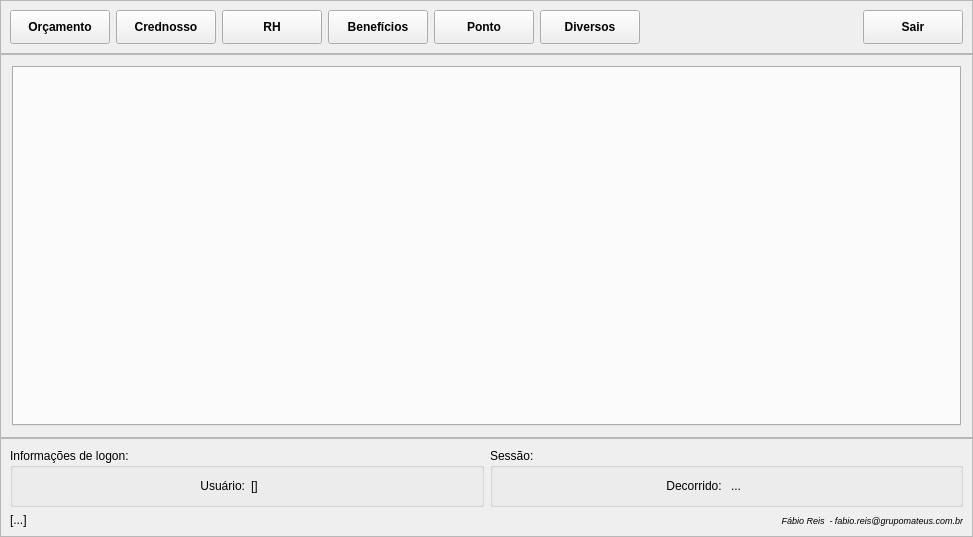
Qt form principal.ui (fallomermo/SeverinoToolKit) before a commit.
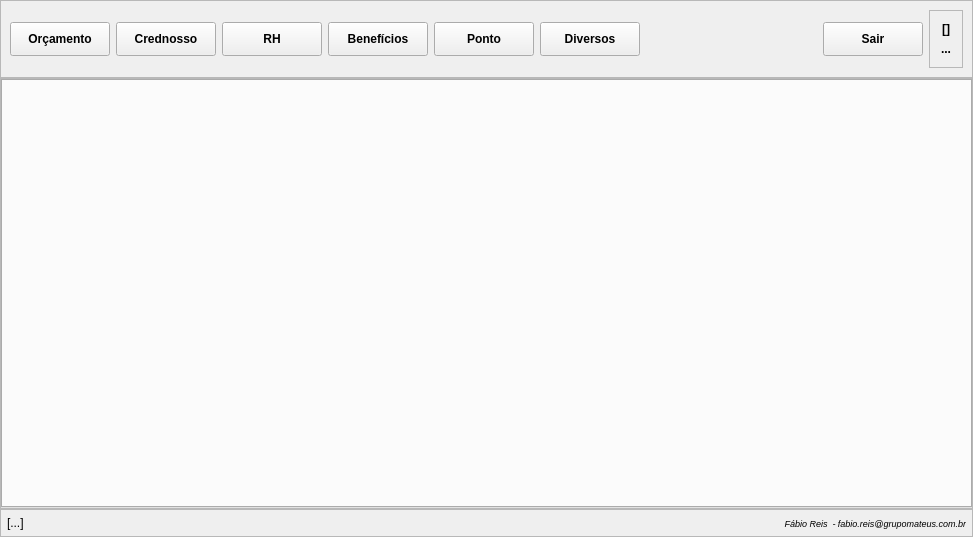
The same form after that commit. Icons and pictures are not drawn.

What changed in the file:
```diff
--- a/principal.ui
+++ b/principal.ui
@@ -262,6 +262,44 @@
         </property>
        </widget>
       </item>
+      <item>
+       <widget class="QFrame" name="frame">
+        <property name="frameShape">
+         <enum>QFrame::StyledPanel</enum>
+        </property>
+        <property name="frameShadow">
+         <enum>QFrame::Raised</enum>
+        </property>
+        <layout class="QVBoxLayout" name="verticalLayout_2">
+         <item>
+          <widget class="QLabel" name="campoUsuario">
+           <property name="font">
+            <font/>
+           </property>
+           <property name="text">
+            <string>[]</string>
+           </property>
+           <property name="alignment">
+            <set>Qt::AlignCenter</set>
+           </property>
+          </widget>
+         </item>
+         <item>
+          <widget class="QLabel" name="campoTime">
+           <property name="font">
+            <font/>
+           </property>
+           <property name="text">
+            <string>...</string>
+           </property>
+           <property name="alignment">
+            <set>Qt::AlignCenter</set>
+           </property>
+          </widget>
+         </item>
+        </layout>
+       </widget>
+      </item>
      </layout>
     </widget>
    </item>
@@ -277,6 +315,21 @@
       <enum>QFrame::Raised</enum>
      </property>
      <layout class="QGridLayout" name="gridLayout">
+      <property name="leftMargin">
+       <number>0</number>
+      </property>
+      <property name="topMargin">
+       <number>0</number>
+      </property>
+      <property name="rightMargin">
+       <number>0</number>
+      </property>
+      <property name="bottomMargin">
+       <number>0</number>
+      </property>
+      <property name="spacing">
+       <number>0</number>
+      </property>
       <item row="0" column="0">
        <widget class="QTabWidget" name="tabWidget">
         <property name="tabPosition">
@@ -309,88 +362,18 @@
      </property>
      <layout class="QGridLayout" name="gridLayout_5">
       <property name="leftMargin">
-       <number>9</number>
+       <number>6</number>
       </property>
       <property name="topMargin">
-       <number>9</number>
+       <number>6</number>
       </property>
       <property name="rightMargin">
-       <number>9</number>
+       <number>6</number>
       </property>
       <property name="bottomMargin">
-       <number>9</number>
+       <number>6</number>
       </property>
       <item row="0" column="1">
-       <widget class="QGroupBox" name="groupBox_Sessao">
-        <property name="title">
-         <string>Sessão:</string>
-        </property>
-        <layout class="QGridLayout" name="gridLayout_4">
-         <property name="rightMargin">
-          <number>9</number>
-         </property>
-         <item row="0" column="1">
-          <widget class="QLabel" name="campoTime">
-           <property name="font">
-            <font/>
-           </property>
-           <property name="text">
-            <string>...</string>
-           </property>
-           <property name="alignment">
-            <set>Qt::AlignLeading|Qt::AlignLeft|Qt::AlignVCenter</set>
-           </property>
-          </widget>
-         </item>
-         <item row="0" column="0">
-          <widget class="QLabel" name="campoTime_Descricao">
-           <property name="font">
-            <font/>
-           </property>
-           <property name="text">
-            <string>Decorrido: </string>
-           </property>
-           <property name="alignment">
-            <set>Qt::AlignRight|Qt::AlignTrailing|Qt::AlignVCenter</set>
-           </property>
-          </widget>
-         </item>
-        </layout>
-       </widget>
-      </item>
-      <item row="0" column="0">
-       <widget class="QGroupBox" name="groupBox_InfoUsuario">
-        <property name="title">
-         <string>Informações de logon:</string>
-        </property>
-        <layout class="QGridLayout" name="gridLayout_3">
-         <property name="rightMargin">
-          <number>9</number>
-         </property>
-         <item row="0" column="0">
-          <widget class="QLabel" name="label_DescricaoUsuario">
-           <property name="text">
-            <string>Usuário:</string>
-           </property>
-           <property name="alignment">
-            <set>Qt::AlignRight|Qt::AlignTrailing|Qt::AlignVCenter</set>
-           </property>
-          </widget>
-         </item>
-         <item row="0" column="1">
-          <widget class="QLabel" name="campoUsuario">
-           <property name="font">
-            <font/>
-           </property>
-           <property name="text">
-            <string>[]</string>
-           </property>
-          </widget>
-         </item>
-        </layout>
-       </widget>
-      </item>
-      <item row="1" column="1">
        <widget class="QLabel" name="statusDevelop">
         <property name="font">
          <font>
@@ -406,7 +389,7 @@
         </property>
        </widget>
       </item>
-      <item row="1" column="0">
+      <item row="0" column="0">
        <widget class="QLabel" name="statusAplicacao">
         <property name="text">
          <string>[...]</string>
```
